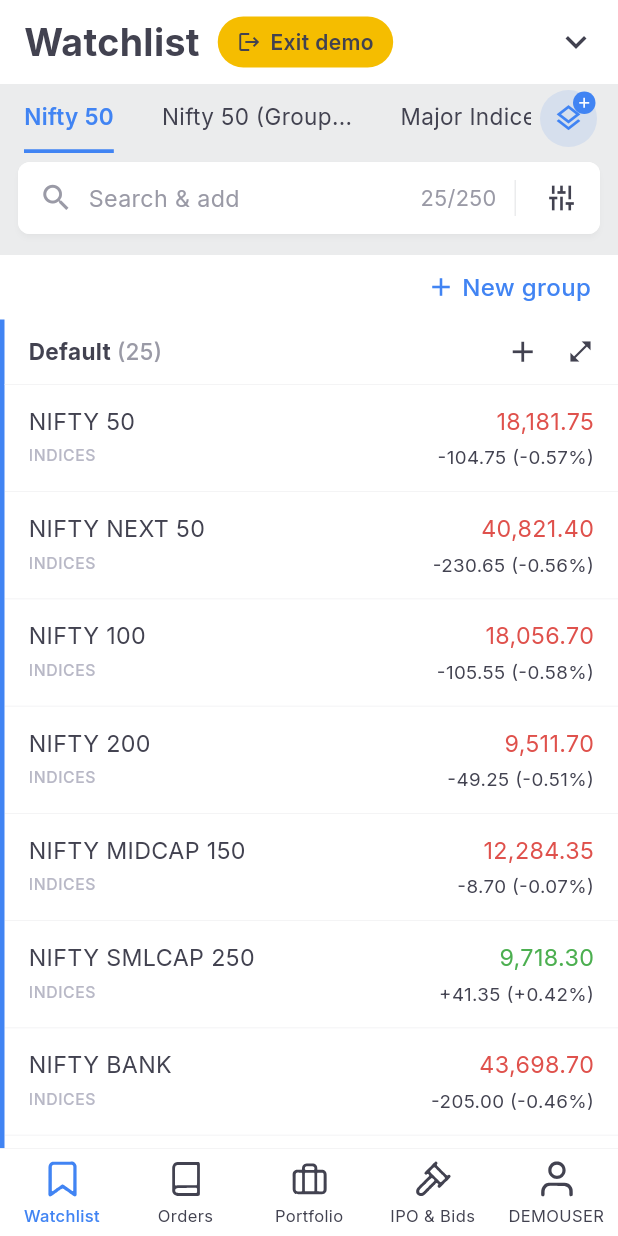
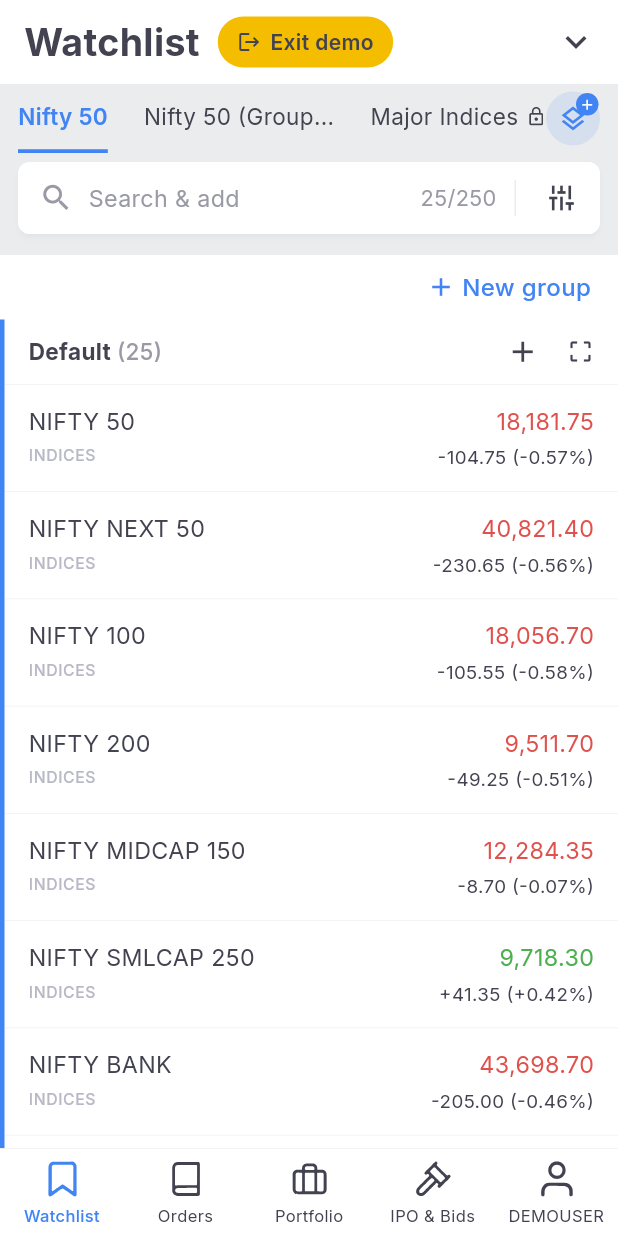
Before and after one commit to Writerw/stock-trading-ui, a Flutter app: the screen it shows after launch, on a phone screen of 412 x 824 dp. Run offline on Flutter 3.47's test engine with Material 3 defaults, Android fonts, the phone set to English and light mode, and no system bars; our stand-ins replace flutter_svg, google_fonts.

Commit message:
Fix watchlist list box look, tab overlap, expand icon
- Default header now scrolls WITH the rows (single ListView) instead of
  being a pinned header rows slide under -> removes the 'box' look
- Tighter tab padding (12) + smaller layers button so all three tabs and
  the lock icon fit without being clipped by the button
- Expand icon -> crop_free (corner brackets) to match the screenshot

Co-Authored-By: Claude Opus 4.8 <noreply@anthropic.com>
Claude-Session: https://claude.ai/code/session_01TaJjXVjmkRnnBDYEh9LWe4

```diff
--- a/lib/screens/watchlist_screen.dart
+++ b/lib/screens/watchlist_screen.dart
@@ -101,18 +101,18 @@ class _WatchlistScreenState extends State<WatchlistScreen> {
           ),
           // layers + button
           Padding(
-            padding: const EdgeInsets.only(right: 14, left: 6),
+            padding: const EdgeInsets.only(right: 12, left: 2),
             child: SizedBox(
-              width: 38,
-              height: 38,
+              width: 36,
+              height: 36,
               child: Stack(
                 clipBehavior: Clip.none,
                 children: [
                   Container(
-                    width: 38,
-                    height: 38,
+                    width: 36,
+                    height: 36,
                     decoration: const BoxDecoration(color: AppTheme.layersBtn, shape: BoxShape.circle),
-                    child: const Icon(Icons.layers_outlined, color: AppTheme.blue, size: 21),
+                    child: const Icon(Icons.layers_outlined, color: AppTheme.blue, size: 20),
                   ),
                   Positioned(
                     right: 1,
@@ -139,7 +139,7 @@ class _WatchlistScreenState extends State<WatchlistScreen> {
       onTap: () => setState(() => _selectedTab = i),
       behavior: HitTestBehavior.opaque,
       child: Padding(
-        padding: const EdgeInsets.symmetric(horizontal: 16),
+        padding: const EdgeInsets.symmetric(horizontal: 12),
         child: IntrinsicWidth(
           child: Column(
             children: [
@@ -250,10 +250,10 @@ class _WatchlistScreenState extends State<WatchlistScreen> {
       children: [
         Container(width: 3, color: AppTheme.blue),
         Expanded(
-          child: Column(
-            crossAxisAlignment: CrossAxisAlignment.start,
+          child: ListView(
+            padding: EdgeInsets.zero,
             children: [
-              // Default (25) header
+              // Default (25) header — scrolls with the list (not a pinned box)
               Padding(
                 padding: const EdgeInsets.fromLTRB(16, 10, 16, 10),
                 child: Row(
@@ -269,19 +269,15 @@ class _WatchlistScreenState extends State<WatchlistScreen> {
                     const Spacer(),
                     const Icon(Icons.add, size: 23, color: AppTheme.textPrimary),
                     const SizedBox(width: 18),
-                    const Icon(Icons.open_in_full, size: 18, color: AppTheme.textPrimary),
+                    const Icon(Icons.crop_free, size: 18, color: AppTheme.textPrimary),
                   ],
                 ),
               ),
               Divider(height: 0.5, thickness: 0.5, color: AppTheme.divider),
-              Expanded(
-                child: ListView.separated(
-                  padding: EdgeInsets.zero,
-                  itemCount: dummyStocks.length,
-                  separatorBuilder: (_, __) => Divider(height: 0.5, thickness: 0.5, color: AppTheme.divider),
-                  itemBuilder: (context, i) => StockTile(stock: dummyStocks[i]),
-                ),
-              ),
+              for (int i = 0; i < dummyStocks.length; i++) ...[
+                StockTile(stock: dummyStocks[i]),
+                Divider(height: 0.5, thickness: 0.5, color: AppTheme.divider),
+              ],
             ],
           ),
         ),
```
